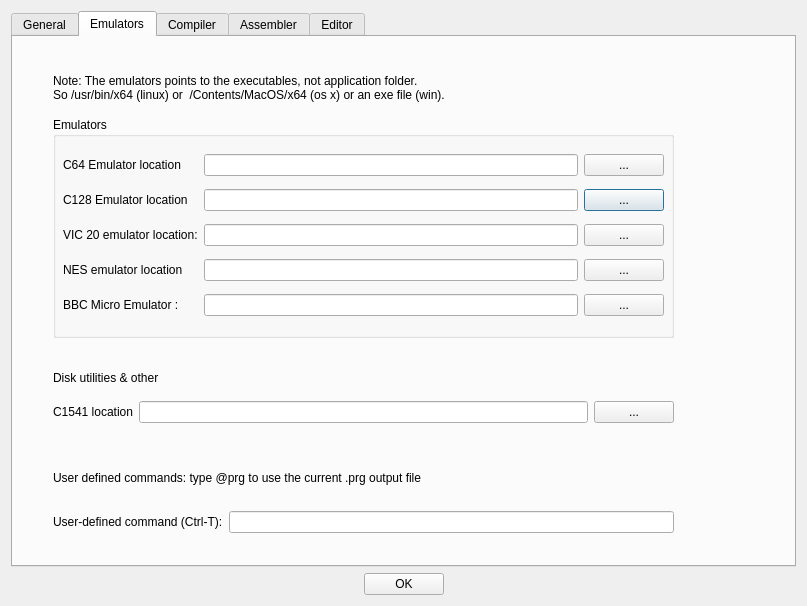
Before: the Qt Designer form source/dialogtrsesettings.ui in leuat/TRSE, drawn with Qt 5.
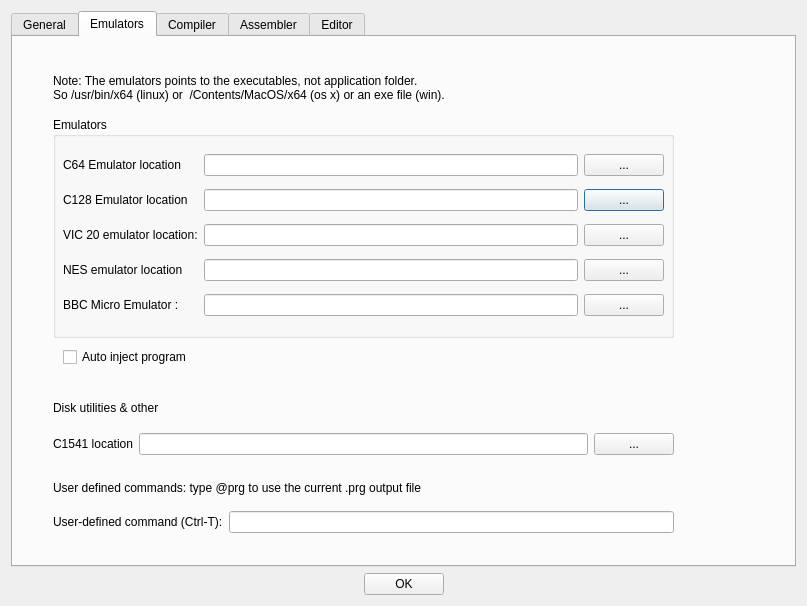
After: the same form once the commit is applied. The open tabs and pages were chosen to show the change.

What changed in the file:
```diff
--- a/source/dialogtrsesettings.ui
+++ b/source/dialogtrsesettings.ui
@@ -103,7 +103,7 @@
          <property name="geometry">
           <rect>
            <x>40</x>
-           <y>410</y>
+           <y>420</y>
            <width>803</width>
            <height>61</height>
           </rect>
@@ -229,9 +229,9 @@
          <property name="geometry">
           <rect>
            <x>40</x>
-           <y>350</y>
+           <y>380</y>
            <width>621</width>
-           <height>51</height>
+           <height>55</height>
           </rect>
          </property>
          <layout class="QVBoxLayout" name="verticalLayout_5">
@@ -262,7 +262,7 @@
          <property name="geometry">
           <rect>
            <x>40</x>
-           <y>310</y>
+           <y>340</y>
            <width>803</width>
            <height>61</height>
           </rect>
@@ -274,6 +274,19 @@
           <bool>true</bool>
          </property>
         </widget>
+        <widget class="QCheckBox" name="chkAutoInject">
+         <property name="geometry">
+          <rect>
+           <x>50</x>
+           <y>310</y>
+           <width>421</width>
+           <height>20</height>
+          </rect>
+         </property>
+         <property name="text">
+          <string>Auto inject program</string>
+         </property>
+        </widget>
        </widget>
        <widget class="QWidget" name="Compiler">
         <attribute name="title">
```
Left out of the diff: 2 changed lines with no effect on the pictures.
